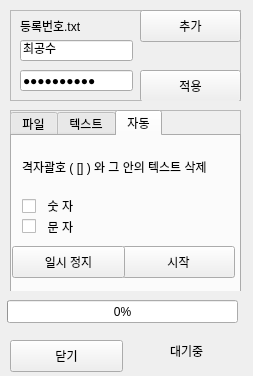
Before: the Qt Designer form main.ui in h2than/Klas_Macro, drawn with Qt 5.
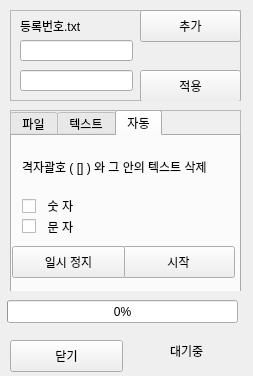
After: the same form once the commit is applied.

Commit message: delete basic id,pw

Diff of the .ui file:
```diff
--- a/main.ui
+++ b/main.ui
@@ -84,7 +84,7 @@
       <string extracomment="ID"/>
      </property>
      <property name="text">
-      <string extracomment="ID">최공수</string>
+      <string extracomment="ID"></string>
      </property>
      <property name="maxLength">
       <number>20</number>
@@ -103,7 +103,7 @@
       <string extracomment="PW"/>
      </property>
      <property name="text">
-      <string extracomment="PW">Cks090909@</string>
+      <string extracomment="PW"></string>
      </property>
      <property name="maxLength">
       <number>20</number>
```
